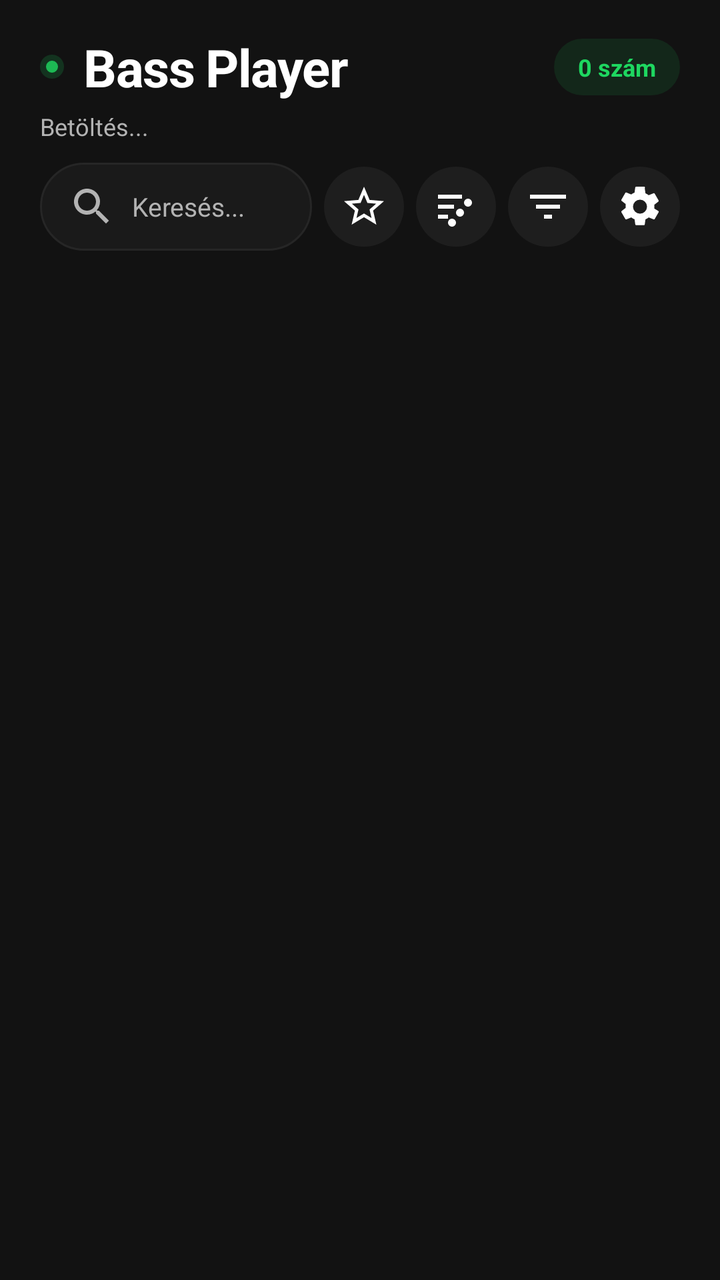
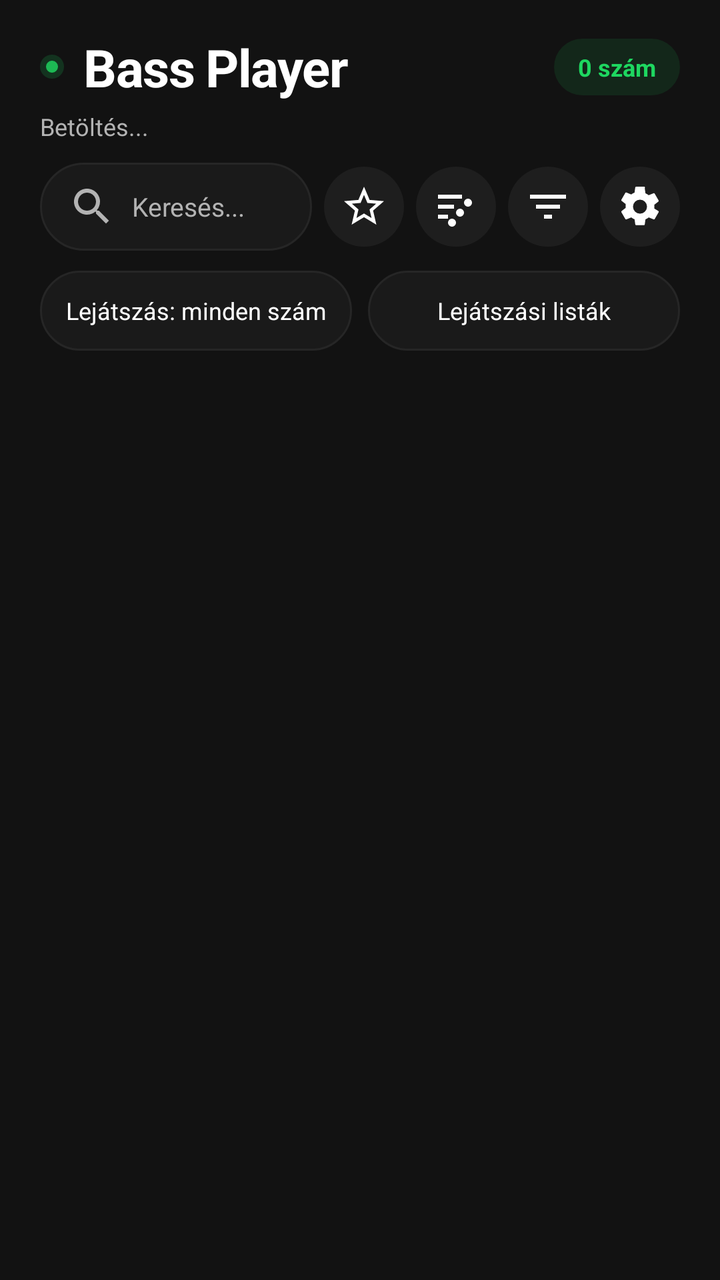

The first picture is an Android layout as it rendered before a commit; the second is the same layout after the commit. The layout source and the unified diff follow.
<!-- AndroidManifest.xml: application theme Theme.BassPlayer -->
<!-- res/layout/activity_main.xml -->
<?xml version="1.0" encoding="utf-8"?>
<FrameLayout xmlns:android="http://schemas.android.com/apk/res/android"
    android:id="@+id/root"
    android:layout_width="match_parent"
    android:layout_height="match_parent"
    android:background="@color/bg">

    <LinearLayout
        android:id="@+id/mainContent"
        android:layout_width="match_parent"
        android:layout_height="match_parent"
        android:orientation="vertical">

        <LinearLayout
            android:layout_width="match_parent"
            android:layout_height="wrap_content"
            android:gravity="center_vertical"
            android:orientation="horizontal"
            android:paddingStart="20dp"
            android:paddingTop="16dp"
            android:paddingEnd="20dp"
            android:paddingBottom="4dp">

            <View
                android:layout_width="12dp"
                android:layout_height="12dp"
                android:background="@drawable/dot_green" />

            <TextView
                android:layout_width="0dp"
                android:layout_height="wrap_content"
                android:layout_marginStart="10dp"
                android:layout_weight="1"
                android:letterSpacing="-0.02"
                android:text="Bass Player"
                android:textColor="@color/text"
                android:textSize="26sp"
                android:textStyle="bold" />

            <TextView
                android:id="@+id/countText"
                android:layout_width="wrap_content"
                android:layout_height="wrap_content"
                android:background="@drawable/bg_count_pill"
                android:paddingStart="12dp"
                android:paddingTop="6dp"
                android:paddingEnd="12dp"
                android:paddingBottom="6dp"
                android:text="0 szám"
                android:textColor="@color/green_bright"
                android:textSize="12sp"
                android:textStyle="bold" />
        </LinearLayout>

        <TextView
            android:id="@+id/subtitleText"
            android:layout_width="match_parent"
            android:layout_height="wrap_content"
            android:paddingStart="20dp"
            android:paddingEnd="20dp"
            android:paddingBottom="10dp"
            android:text="Betöltés..."
            android:textColor="@color/subtext"
            android:textSize="12sp" />

        <LinearLayout
            android:layout_width="match_parent"
            android:layout_height="wrap_content"
            android:gravity="center_vertical"
            android:orientation="horizontal"
            android:paddingStart="20dp"
            android:paddingEnd="20dp"
            android:paddingBottom="10dp">

            <EditText
                android:id="@+id/searchInput"
                android:layout_width="0dp"
                android:layout_height="44dp"
                android:layout_weight="1"
                android:background="@drawable/bg_search"
                android:drawableStart="@drawable/ic_search"
                android:drawablePadding="8dp"
                android:drawableTint="@color/subtext"
                android:gravity="center_vertical"
                android:hint="Keresés..."
                android:imeOptions="actionSearch"
                android:inputType="text"
                android:maxLines="1"
                android:paddingStart="14dp"
                android:paddingEnd="10dp"
                android:singleLine="true"
                android:textColor="@color/text"
                android:textColorHint="@color/subtext"
                android:textSize="13sp" />

            <ImageButton
                android:id="@+id/favoritesFilterBtn"
                android:layout_width="40dp"
                android:layout_height="40dp"
                android:layout_marginStart="6dp"
                android:background="@drawable/bg_icon_button"
                android:contentDescription="Csak kedvencek"
                android:padding="10dp"
                android:src="@drawable/ic_star"
                android:tint="@color/text" />

            <ImageButton
                android:id="@+id/sortBtn"
                android:layout_width="40dp"
                android:layout_height="40dp"
                android:layout_marginStart="6dp"
                android:background="@drawable/bg_icon_button"
                android:contentDescription="Rendezés"
                android:padding="10dp"
                android:src="@drawable/ic_sort"
                android:tint="@color/text" />

            <ImageButton
                android:id="@+id/filterBtn"
                android:layout_width="40dp"
                android:layout_height="40dp"
                android:layout_marginStart="6dp"
                android:background="@drawable/bg_icon_button"
                android:contentDescription="Előadó szűrése"
                android:padding="10dp"
                android:src="@drawable/ic_filter"
                android:tint="@color/text" />

            <ImageButton
                android:id="@+id/analyzerSettingsBtn"
                android:layout_width="40dp"
                android:layout_height="40dp"
                android:layout_marginStart="6dp"
                android:background="@drawable/bg_icon_button"
                android:contentDescription="Mérő beállításai"
                android:padding="10dp"
                android:src="@drawable/ic_settings"
                android:tint="@color/text" />
        </LinearLayout>

        <FrameLayout
            android:layout_width="match_parent"
            android:layout_height="0dp"
            android:layout_weight="1">

            <androidx.recyclerview.widget.RecyclerView
                android:id="@+id/songList"
                android:layout_width="match_parent"
                android:layout_height="match_parent"
                android:clipToPadding="false"
                android:paddingBottom="8dp"
                android:scrollbars="none" />

            <LinearLayout
                android:id="@+id/emptyState"
                android:layout_width="match_parent"
                android:layout_height="match_parent"
                android:gravity="center"
                android:orientation="vertical"
                android:padding="32dp"
                android:visibility="gone">

                <TextView
                    android:layout_width="wrap_content"
                    android:layout_height="wrap_content"
                    android:text="♪"
                    android:textColor="@color/green"
                    android:textSize="52sp" />

                <TextView
                    android:id="@+id/emptyText"
                    android:layout_width="wrap_content"
                    android:layout_height="wrap_content"
                    android:layout_marginTop="10dp"
                    android:gravity="center"
                    android:text="Nem található zene a készüléken."
                    android:textColor="@color/subtext"
                    android:textSize="14sp" />
            </LinearLayout>

            <ProgressBar
                android:id="@+id/loading"
                android:layout_width="36dp"
                android:layout_height="36dp"
                android:layout_gravity="center"
                android:indeterminateTint="@color/green" />
        </FrameLayout>

        <LinearLayout
            android:id="@+id/playerPanel"
            android:layout_width="match_parent"
            android:layout_height="wrap_content"
            android:layout_marginStart="10dp"
            android:layout_marginEnd="10dp"
            android:layout_marginBottom="8dp"
            android:background="@drawable/bg_player_panel"
            android:foreground="?android:attr/selectableItemBackground"
            android:gravity="center_vertical"
            android:orientation="horizontal"
            android:paddingStart="10dp"
            android:paddingTop="8dp"
            android:paddingEnd="8dp"
            android:paddingBottom="8dp"
            android:visibility="gone">

            <ImageView
                android:id="@+id/nowCover"
                android:layout_width="58dp"
                android:layout_height="58dp"
                android:background="@drawable/bg_art_placeholder"
                android:clipToOutline="true"
                android:contentDescription="Borító"
                android:scaleType="centerCrop" />

            <LinearLayout
                android:layout_width="0dp"
                android:layout_height="wrap_content"
                android:layout_marginStart="12dp"
                android:layout_weight="1"
                android:orientation="vertical">

                <TextView
                    android:id="@+id/nowTitle"
                    android:layout_width="match_parent"
                    android:layout_height="wrap_content"
                    android:ellipsize="end"
                    android:maxLines="1"
                    android:textColor="@color/text"
                    android:textSize="15sp"
                    android:textStyle="bold" />

                <TextView
                    android:id="@+id/nowArtist"
                    android:layout_width="match_parent"
                    android:layout_height="wrap_content"
                    android:layout_marginTop="2dp"
                    android:ellipsize="end"
                    android:maxLines="1"
                    android:textColor="@color/subtext"
                    android:textSize="12sp" />
            </LinearLayout>

            <ImageButton
                android:id="@+id/compactNextBtn"
                android:layout_width="42dp"
                android:layout_height="42dp"
                android:background="?android:attr/selectableItemBackgroundBorderless"
                android:contentDescription="Következő"
                android:padding="10dp"
                android:src="@drawable/ic_next"
                android:tint="@color/text" />

            <ImageButton
                android:id="@+id/playBtn"
                android:layout_width="46dp"
                android:layout_height="46dp"
                android:background="@drawable/bg_play_button"
                android:contentDescription="Lejátszás"
                android:padding="12dp"
                android:src="@drawable/ic_play"
                android:tint="@color/black" />
        </LinearLayout>
    </LinearLayout>

    <LinearLayout
        android:id="@+id/expandedPlayer"
        android:layout_width="match_parent"
        android:layout_height="match_parent"
        android:background="@color/bg"
        android:clickable="true"
        android:orientation="vertical"
        android:paddingStart="20dp"
        android:paddingTop="8dp"
        android:paddingEnd="20dp"
        android:paddingBottom="12dp"
        android:visibility="gone">

        <LinearLayout
            android:layout_width="match_parent"
            android:layout_height="wrap_content"
            android:gravity="center_vertical"
            android:orientation="horizontal">

            <ImageButton
                android:id="@+id/collapseBtn"
                android:layout_width="42dp"
                android:layout_height="42dp"
                android:background="@drawable/bg_icon_button"
                android:contentDescription="Bezárás"
                android:padding="9dp"
                android:src="@drawable/ic_collapse"
                android:tint="@color/text" />

            <TextView
                android:layout_width="0dp"
                android:layout_height="wrap_content"
                android:layout_weight="1"
                android:gravity="center"
                android:letterSpacing="0.14"
                android:id="@+id/nowPlayingLabel"
                android:text="MOST JÁTSZIK"
                android:textColor="@color/subtext"
                android:textSize="10sp"
                android:textStyle="bold" />

            <ImageButton
                android:id="@+id/favBtn"
                android:layout_width="42dp"
                android:layout_height="42dp"
                android:background="@drawable/bg_icon_button"
                android:contentDescription="Kedvenc"
                android:padding="9dp"
                android:src="@drawable/ic_star"
                android:tint="@color/text" />
        </LinearLayout>

        <FrameLayout
            android:layout_width="match_parent"
            android:layout_height="0dp"
            android:layout_marginTop="10dp"
            android:layout_weight="1">

            <ImageView
                android:id="@+id/bigCover"
                android:layout_width="match_parent"
                android:layout_height="match_parent"
                android:background="@drawable/bg_art_placeholder"
                android:clipToOutline="true"
                android:contentDescription="Nagy borító"
                android:scaleType="fitCenter" />
        </FrameLayout>

        <TextView
            android:id="@+id/bigTitle"
            android:layout_width="match_parent"
            android:layout_height="wrap_content"
            android:layout_marginTop="12dp"
            android:ellipsize="end"
            android:maxLines="2"
            android:textColor="@color/text"
            android:textSize="21sp"
            android:textStyle="bold" />

        <TextView
            android:id="@+id/bigArtist"
            android:layout_width="match_parent"
            android:layout_height="wrap_content"
            android:layout_marginTop="3dp"
            android:ellipsize="end"
            android:maxLines="1"
            android:textColor="@color/subtext"
            android:textSize="13sp" />

        <LinearLayout
            android:layout_width="match_parent"
            android:layout_height="wrap_content"
            android:layout_marginTop="10dp"
            android:gravity="center_vertical"
            android:orientation="horizontal">

            <TextView
                android:id="@+id/bassCaption"
                android:layout_width="wrap_content"
                android:layout_height="wrap_content"
                android:letterSpacing="0.08"
                android:text="ÉLŐ SZUBFREKVENCIA"
                android:textColor="@color/subtext"
                android:textSize="8sp"
                android:textStyle="bold" />

            <Space
                android:layout_width="0dp"
                android:layout_height="1dp"
                android:layout_weight="1" />

            <TextView
                android:id="@+id/noteText"
                android:layout_width="wrap_content"
                android:layout_height="wrap_content"
                android:text="--"
                android:textColor="@color/text"
                android:textSize="11sp"
                android:textStyle="bold" />
        </LinearLayout>

        <TextView
            android:id="@+id/hzText"
            android:layout_width="wrap_content"
            android:layout_height="wrap_content"
            android:fontFamily="monospace"
            android:text="--.-- Hz"
            android:textColor="@color/green_bright"
            android:textSize="24sp"
            android:textStyle="bold" />

        <com.bassplayer.VisualizerView
            android:id="@+id/visualizerView"
            android:layout_width="match_parent"
            android:layout_height="78dp"
            android:layout_marginTop="8dp"
            android:background="@drawable/bg_visualizer"
            android:clipToOutline="true" />

        <SeekBar
            android:id="@+id/seekBar"
            android:layout_width="match_parent"
            android:layout_height="wrap_content"
            android:layout_marginTop="6dp"
            android:max="100"
            android:progress="0"
            android:progressTint="@color/green"
            android:splitTrack="false"
            android:thumbTint="@color/green" />

        <LinearLayout
            android:layout_width="match_parent"
            android:layout_height="wrap_content"
            android:orientation="horizontal">

            <TextView
                android:id="@+id/currentTime"
                android:layout_width="wrap_content"
                android:layout_height="wrap_content"
                android:fontFamily="monospace"
                android:text="0:00"
                android:textColor="@color/subtext"
                android:textSize="10sp" />

            <Space
                android:layout_width="0dp"
                android:layout_height="1dp"
                android:layout_weight="1" />

            <TextView
                android:id="@+id/totalTime"
                android:layout_width="wrap_content"
                android:layout_height="wrap_content"
                android:fontFamily="monospace"
                android:text="0:00"
                android:textColor="@color/subtext"
                android:textSize="10sp" />
        </LinearLayout>

        <LinearLayout
            android:layout_width="match_parent"
            android:layout_height="wrap_content"
            android:layout_marginTop="4dp"
            android:gravity="center_vertical"
            android:orientation="horizontal">

            <ImageButton
                android:id="@+id/shuffleBtn"
                android:layout_width="44dp"
                android:layout_height="44dp"
                android:background="?android:attr/selectableItemBackgroundBorderless"
                android:contentDescription="Shuffle"
                android:padding="10dp"
                android:src="@drawable/ic_shuffle"
                android:tint="@color/subtext" />

            <Space
                android:layout_width="0dp"
                android:layout_height="1dp"
                android:layout_weight="1" />

            <ImageButton
                android:id="@+id/prevBtn"
                android:layout_width="48dp"
                android:layout_height="48dp"
                android:background="?android:attr/selectableItemBackgroundBorderless"
                android:contentDescription="Előző"
                android:padding="10dp"
                android:src="@drawable/ic_prev"
                android:tint="@color/text" />

            <ImageButton
                android:id="@+id/playBtnExpanded"
                android:layout_width="62dp"
                android:layout_height="62dp"
                android:layout_marginStart="14dp"
                android:layout_marginEnd="14dp"
                android:background="@drawable/bg_play_button"
                android:contentDescription="Lejátszás"
                android:padding="16dp"
                android:src="@drawable/ic_play"
                android:tint="@color/black" />

            <ImageButton
                android:id="@+id/nextBtn"
                android:layout_width="48dp"
                android:layout_height="48dp"
                android:background="?android:attr/selectableItemBackgroundBorderless"
                android:contentDescription="Következő"
                android:padding="10dp"
                android:src="@drawable/ic_next"
                android:tint="@color/text" />

            <Space
                android:layout_width="0dp"
                android:layout_height="1dp"
                android:layout_weight="1" />

            <ImageButton
                android:id="@+id/repeatBtn"
                android:layout_width="44dp"
                android:layout_height="44dp"
                android:background="?android:attr/selectableItemBackgroundBorderless"
                android:contentDescription="Ismétlés"
                android:padding="10dp"
                android:src="@drawable/ic_repeat"
                android:tint="@color/subtext" />
        </LinearLayout>
    </LinearLayout>
</FrameLayout>
<!-- resources referenced by this layout -->
<resources>
  <color name="bg">#121212</color>
  <color name="black">#000000</color>
  <color name="green">#1DB954</color>
  <color name="green_bright">#1ED760</color>
  <color name="subtext">#B3B3B3</color>
  <color name="text">#FFFFFF</color>
  <!-- drawable bg_art_placeholder (drawable) -->
  <?xml version="1.0" encoding="utf-8"?>
  <shape xmlns:android="http://schemas.android.com/apk/res/android"
      android:shape="rectangle">
      <gradient
          android:angle="135"
          android:endColor="#151515"
          android:startColor="#1E2A22" />
      <corners android:radius="10dp" />
  </shape>
  <!-- drawable bg_count_pill (drawable) -->
  <?xml version="1.0" encoding="utf-8"?>
  <shape xmlns:android="http://schemas.android.com/apk/res/android"
      android:shape="rectangle">
      <solid android:color="#1F1DB954" />
      <corners android:radius="20dp" />
  </shape>
  <!-- drawable bg_icon_button (drawable) -->
  <?xml version="1.0" encoding="utf-8"?>
  <shape xmlns:android="http://schemas.android.com/apk/res/android"
      android:shape="oval">
      <solid android:color="#1E1E1E" />
  </shape>
  <!-- drawable bg_play_button (drawable) -->
  <?xml version="1.0" encoding="utf-8"?>
  <shape xmlns:android="http://schemas.android.com/apk/res/android"
      android:shape="oval">
      <solid android:color="@color/green" />
  </shape>
  <!-- drawable bg_player_panel (drawable) -->
  <?xml version="1.0" encoding="utf-8"?>
  <shape xmlns:android="http://schemas.android.com/apk/res/android"
      android:shape="rectangle">
      <solid android:color="@color/card" />
      <corners android:radius="18dp" />
  </shape>
  <!-- drawable bg_search (drawable) -->
  <?xml version="1.0" encoding="utf-8"?>
  <shape xmlns:android="http://schemas.android.com/apk/res/android"
      android:shape="rectangle">
      <solid android:color="#1A1A1A" />
      <corners android:radius="22dp" />
      <stroke
          android:width="1dp"
          android:color="#262626" />
  </shape>
  <!-- drawable bg_visualizer (drawable) -->
  <?xml version="1.0" encoding="utf-8"?>
  <shape xmlns:android="http://schemas.android.com/apk/res/android"
      android:shape="rectangle">
      <solid android:color="#000000" />
      <corners android:radius="12dp" />
  </shape>
  <!-- drawable ic_filter (drawable) -->
  <?xml version="1.0" encoding="utf-8"?>
  <vector xmlns:android="http://schemas.android.com/apk/res/android"
      android:width="24dp"
      android:height="24dp"
      android:viewportWidth="24"
      android:viewportHeight="24">
      <path
          android:fillColor="#FFFFFF"
          android:pathData="M10,18h4v-2h-4v2zM3,6v2h18V6H3zM6,13h12v-2H6v2z" />
  </vector>
  <!-- drawable ic_next (drawable) -->
  <?xml version="1.0" encoding="utf-8"?>
  <vector xmlns:android="http://schemas.android.com/apk/res/android"
      android:width="24dp"
      android:height="24dp"
      android:viewportWidth="24"
      android:viewportHeight="24">
      <path
          android:fillColor="#FFFFFF"
          android:pathData="M6,18l8.5,-6L6,6v12zM16,6v12h2V6h-2z" />
  </vector>
  <!-- drawable ic_play (drawable) -->
  <?xml version="1.0" encoding="utf-8"?>
  <vector xmlns:android="http://schemas.android.com/apk/res/android"
      android:width="24dp"
      android:height="24dp"
      android:viewportWidth="24"
      android:viewportHeight="24">
      <path
          android:fillColor="#FFFFFF"
          android:pathData="M8,5v14l11,-7z" />
  </vector>
  <!-- drawable ic_prev (drawable) -->
  <?xml version="1.0" encoding="utf-8"?>
  <vector xmlns:android="http://schemas.android.com/apk/res/android"
      android:width="24dp"
      android:height="24dp"
      android:viewportWidth="24"
      android:viewportHeight="24">
      <path
          android:fillColor="#FFFFFF"
          android:pathData="M6,6h2v12H6zM9.5,12l8.5,6V6z" />
  </vector>
  <color name="card">#181818</color>
  <!-- unchanged entries left out for length: 9 -->
</resources>

<!-- the commit's change to res/layout/activity_main.xml (unified diff, before → after) -->
@@ -138,6 +138,38 @@
                 android:tint="@color/text" />
         </LinearLayout>
 
+        <LinearLayout
+            android:layout_width="match_parent"
+            android:layout_height="wrap_content"
+            android:orientation="horizontal"
+            android:paddingStart="20dp"
+            android:paddingEnd="20dp"
+            android:paddingBottom="8dp">
+
+            <TextView
+                android:id="@+id/playbackScopeBtn"
+                android:layout_width="0dp"
+                android:layout_height="40dp"
+                android:layout_weight="1"
+                android:background="@drawable/bg_search"
+                android:gravity="center"
+                android:text="Lejátszás: minden szám"
+                android:textColor="@color/text"
+                android:textSize="12sp" />
+
+            <TextView
+                android:id="@+id/playlistsBtn"
+                android:layout_width="0dp"
+                android:layout_height="40dp"
+                android:layout_marginStart="8dp"
+                android:layout_weight="1"
+                android:background="@drawable/bg_search"
+                android:gravity="center"
+                android:text="Lejátszási listák"
+                android:textColor="@color/text"
+                android:textSize="12sp" />
+        </LinearLayout>
+
         <FrameLayout
             android:layout_width="match_parent"
             android:layout_height="0dp"
